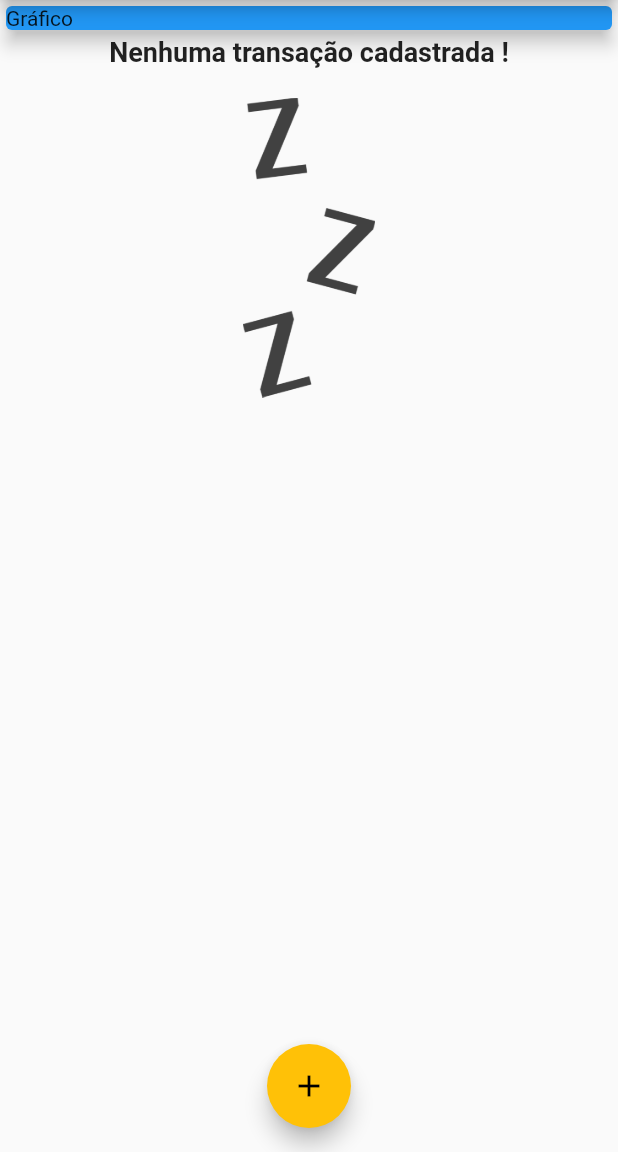
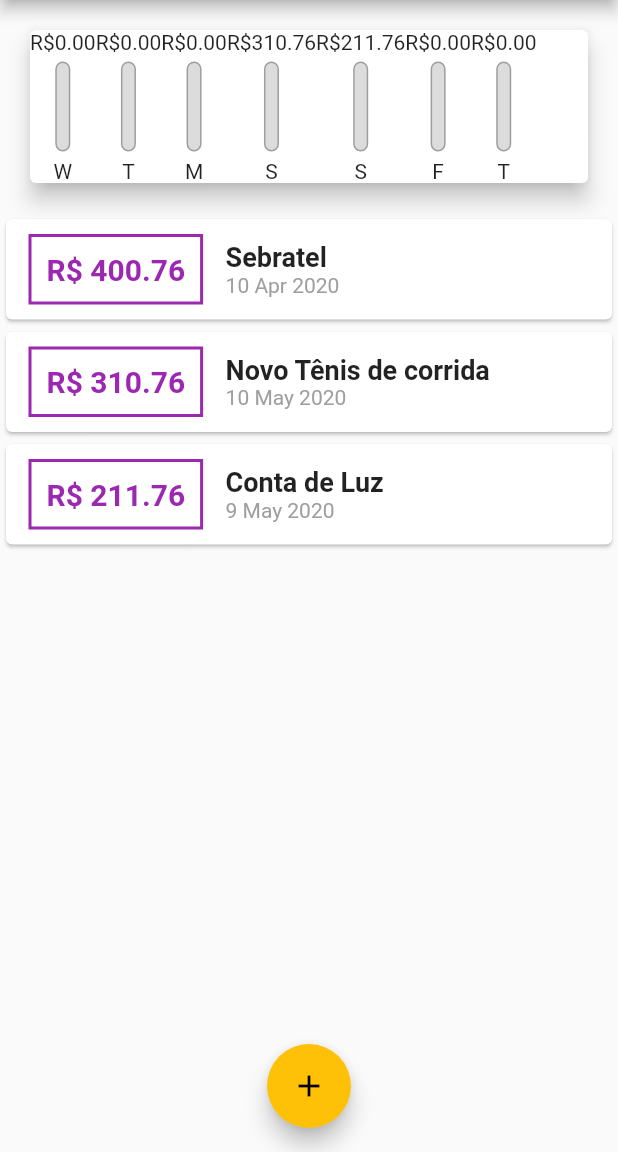
Before and after one commit to angeloconfer/coder_flutter, a Flutter app: the screen it shows after launch, on a phone screen of 412 x 824 dp, the part 84-1236 px from its top. Run offline on Flutter 3.47's test engine with Material 2 defaults, Android fonts, the phone set to English and light mode, and no system bars; Roboto replaces fonts that are missing (OpensSans).

Commit message:
ExpensesApp - Despesas pessoais

```diff
--- a/expenses/lib/components/chart.dart
+++ b/expenses/lib/components/chart.dart
@@ -1,25 +1,60 @@
 import 'package:expenses/models/transaction.dart';
 import 'package:flutter/material.dart';
+import 'package:intl/intl.dart';
+
+import 'chart_bar.dart';
 
 class Chart extends StatelessWidget {
-
   final List<Transaction> recentTransaction;
 
-  const Chart({Key key, this.recentTransaction}) : super(key: key);
+  Chart(this.recentTransaction);
 
-  List<Map<String, Object>> get groupTransaction {
-    return List.generate(7, (index) {
-      return {'day': 'T', 'value': 9.99};
-    });
+  List<Map<String, Object>> get groupedTransactions {
+    return List.generate(
+      7,
+      (index) {
+        final weekDay = DateTime.now().subtract(
+          Duration(days: index),
+        );
+
+        double totalSum = 0.0;
+
+        for (var i = 0; i < recentTransaction.length; i++) {
+          bool sameDay = recentTransaction[i].date.day == weekDay.day;
+          bool sameMonth = recentTransaction[i].date.month == weekDay.month;
+          bool sameYear = recentTransaction[i].date.year == weekDay.year;
+
+          if (sameDay && sameMonth && sameYear) {
+            totalSum += recentTransaction[i].value;
+          }
+        }
+
+        print(DateFormat.E().format(weekDay)[0]);
+        print(totalSum);
+
+        return {
+          'day': DateFormat.E().format(weekDay)[0],
+          'value': totalSum,
+        };
+      },
+    );
   }
 
   @override
   Widget build(BuildContext context) {
+    groupedTransactions;
+
     return Card(
       elevation: 6,
       margin: EdgeInsets.all(20),
       child: Row(
-        children: <Widget>[],
+        children: groupedTransactions.map((tr) {
+          return ChartBar(
+            label: tr['day'],
+            value: tr['value'],
+            percentage: 0,
+          );
+        }).toList(),
       ),
     );
   }
--- /dev/null
+++ b/expenses/lib/components/chart_bar.dart
@@ -0,0 +1,48 @@
+import 'package:flutter/material.dart';
+
+class ChartBar extends StatelessWidget {
+  final String label;
+  final double value;
+  final double percentage;
+
+  ChartBar({this.label, this.value, this.percentage});
+
+  @override
+  Widget build(BuildContext context) {
+    return Column(
+      children: <Widget>[
+        Text('R\$${value.toStringAsFixed(2)}'),
+        SizedBox(height: 5),
+        Container(
+          height: 60,
+          width: 10,
+          child: Stack(
+            alignment: Alignment.bottomCenter,
+            children: <Widget>[
+              Container(
+                decoration: BoxDecoration(
+                  border: Border.all(
+                    color: Colors.grey,
+                    width: 1.0,
+                  ),
+                  color: Color.fromRGBO(220, 220, 220, 1),
+                  borderRadius: BorderRadius.circular(5),
+                ),
+              ),
+              FractionallySizedBox(
+                  heightFactor: percentage,
+                  child: Container(
+                    decoration: BoxDecoration(
+                      color: Theme.of(context).primaryColor,
+                      borderRadius: BorderRadius.circular(5),
+                    ),
+                  ))
+            ],
+          ),
+        ),
+        SizedBox(height: 5),
+        Text(label),
+      ],
+    );
+  }
+}
--- a/expenses/lib/main.dart
+++ b/expenses/lib/main.dart
@@ -1,5 +1,5 @@
 import 'dart:math';
-
+import 'components/chart.dart';
 import 'package:expenses/components/transaction_form.dart';
 import 'package:expenses/models/transaction.dart';
 import 'package:flutter/material.dart';
@@ -45,19 +45,35 @@ class MyHomePage extends StatefulWidget {
 
 class _MyHomePageState extends State<MyHomePage> {
   final List<Transaction> _transactions = [
-    // Transaction(
-    //   id: 't1',
-    //   title: 'Novo Tênis de corrida',
-    //   value: 310.76,
-    //   date: DateTime.now(),
-    // ),
-    // Transaction(
-    //   id: 't2',
-    //   title: 'Conta de Luz',
-    //   value: 211.76,
-    //   date: DateTime.now(),
-    // ),
+    Transaction(
+      id: 't0',
+      title: 'Sebratel',
+      value: 400.76,
+      date: DateTime.now().subtract(Duration(days: 33)),
+    ),
+    Transaction(
+      id: 't1',
+      title: 'Novo Tênis de corrida',
+      value: 310.76,
+      date: DateTime.now().subtract(Duration(days: 3)),
+    ),
+    Transaction(
+      id: 't2',
+      title: 'Conta de Luz',
+      value: 211.76,
+      date: DateTime.now().subtract(Duration(days: 4)),
+    ),
   ];
+
+  List<Transaction> get _recentTransactions {
+    return _transactions.where((tr) {
+      return tr.date.isAfter(
+        DateTime.now().subtract(
+          Duration(days: 7),
+        ),
+      );
+    }).toList();
+  }
 
   _addTransaction(String title, double value) {
     final newTransaction = Transaction(
@@ -99,13 +115,7 @@ class _MyHomePageState extends State<MyHomePage> {
         child: Column(
           crossAxisAlignment: CrossAxisAlignment.stretch,
           children: <Widget>[
-            Container(
-              child: Card(
-                color: Colors.blue,
-                child: Text('Gráfico'),
-                elevation: 5,
-              ),
-            ),
+           Chart(_recentTransactions),
             TransactionList(_transactions),
           ],
         ),
```
